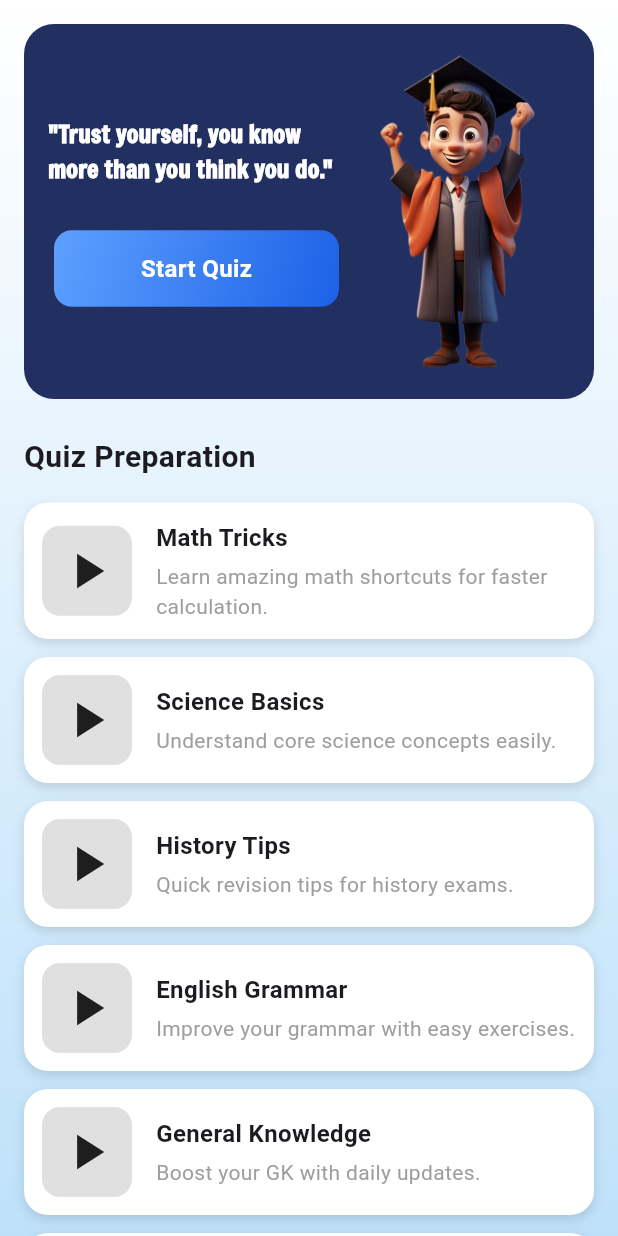
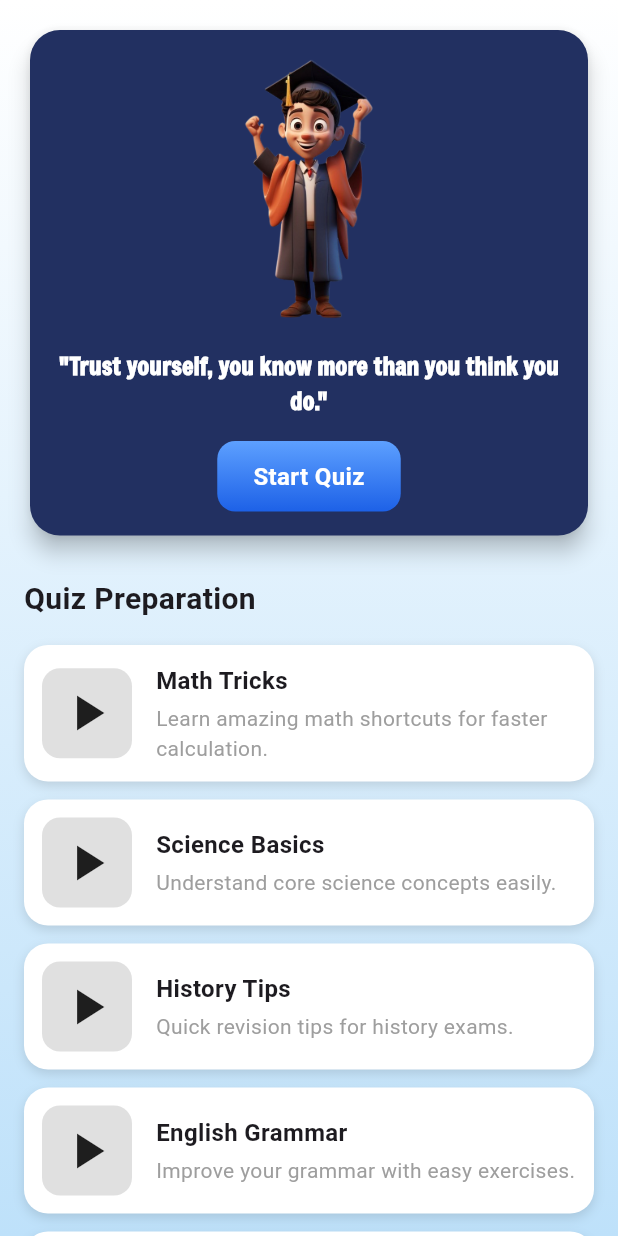
Before and after one commit to PrajwolKhadka/adaptive_quiz, a Flutter app: the HomeScreen screen opened directly, on a phone screen of 412 x 824 dp. Run offline on Flutter 3.47's test engine with Material 3 defaults, Android fonts, the phone set to English and light mode, and no system bars; our stand-ins replace animated_splash_screen, lottie.

Commit message:
Tab view

```diff
--- a/lib/screens/homepage_screen.dart
+++ b/lib/screens/homepage_screen.dart
@@ -31,16 +31,6 @@ class _HomeScreenState extends State<HomeScreen> {
       "title": "English Grammar",
       "desc": "Improve your grammar with easy exercises.",
       "link": "https://www.youtube.com/watch?v=example4"
-    },
-    {
-      "title": "General Knowledge",
-      "desc": "Boost your GK with daily updates.",
-      "link": "https://www.youtube.com/watch?v=example5"
-    },
-    {
-      "title": "General Knowledge",
-      "desc": "Boost your GK with daily updates.",
-      "link": "https://www.youtube.com/watch?v=example5"
     },
     {
       "title": "General Knowledge",
@@ -82,63 +72,99 @@ class _HomeScreenState extends State<HomeScreen> {
             padding: const EdgeInsets.all(16),
             child: Column(
               crossAxisAlignment: CrossAxisAlignment.start,
-              children: [ Container(
-                  height: 250,
-                  padding: const EdgeInsets.all(16),
-                  decoration: BoxDecoration(
-                    color: Color(0xFF223061),
+              children: [
+                Card(
+                  elevation: 6,
+                  shape: RoundedRectangleBorder(
                     borderRadius: BorderRadius.circular(20),
                   ),
-                  child: Row(
+                  color: const Color(0xFF223061),
+                  child: Padding(
+                    padding: const EdgeInsets.all(16),
+                    child: LayoutBuilder(
+                      builder: (context, constraints) {
+                        final isWide = constraints.maxWidth > 600;
+                        return isWide
+                            ? Row(
                           children: [
                             Expanded(
                               child: Column(
-                          crossAxisAlignment: CrossAxisAlignment.start,
+                                crossAxisAlignment: CrossAxisAlignment.center,
                                 mainAxisAlignment: MainAxisAlignment.center,
-                          mainAxisSize: MainAxisSize.min,
                                 children: [
                                   const Text(
+                                    '"Trust yourself, you know more than\nyou think you do."',
+                                    style: TextStyle(
+                                      fontSize: 32,
+                                      fontWeight: FontWeight.bold,
+                                      color: Colors.white,
+                                      fontFamily: 'Freeman',
+                                    ),
+                                    textAlign: TextAlign.center,
+                                  ),
+                                  const SizedBox(height: 20),
+                                  MyGradientButton(
+                                    text: "Start Quiz",
+                                    onPressed: () {},
+                                    color: Colors.transparent,
+                                    gradient: const LinearGradient(
+                                      colors: [Color(0xFF5DA0FF), Color(0xFF1D61E7)],
+                                      begin: Alignment.topCenter,
+                                      end: Alignment.bottomCenter,
+                                    ),
+                                    fontSize: 26,
+                                    paddingHorizontal: 40,
+                                    paddingVertical: 20,
+                                  ),
+                                ],
+                              ),
+                            ),
+                            const SizedBox(width: 16),
+                            SizedBox(
+                              width: 300,
+                              height: 280,
+                              child: Image.asset(
+                                'assets/image/graduate_child.png',
+                                fit: BoxFit.contain,
+                              ),
+                            ),
+                          ],
+                        )
+                            : Column(
+                          children: [
+                            SizedBox(
+                              height: 180,
+                              child: Image.asset(
+                                'assets/image/graduate_child.png',
+                                fit: BoxFit.contain,
+                              ),
+                            ),
+                            const SizedBox(height: 16),
+                            const Text(
                               '"Trust yourself, you know more than you think you do."',
-                              textAlign: TextAlign.left,
                               style: TextStyle(
                                 fontSize: 16,
                                 fontWeight: FontWeight.bold,
                                 color: Colors.white,
                                 fontFamily: 'Freeman',
                               ),
+                              textAlign: TextAlign.center,
                             ),
-                            const SizedBox(height: 30),
-                            Align(
-                              alignment: Alignment.center,
-                              child: Container(
-                                padding: EdgeInsets.all(2),
-                                width: 190,
-                                alignment: Alignment.center,
-                                decoration: BoxDecoration(
-                                  gradient: const LinearGradient(
-                                    colors: [Color(0xFF5DA0FF), Color(0xFF1D61E7)],
-                                    begin: Alignment.topLeft,
-                                    end: Alignment.bottomRight,
-                                  ),
-                                  borderRadius: BorderRadius.circular(12),
-                                ),
-                                child: MyGradientButton(
+                            const SizedBox(height: 16),
+                            MyGradientButton(
                               text: "Start Quiz",
                               onPressed: () {},
                               color: Colors.transparent,
-                                ),
+                              gradient: const LinearGradient(
+                                colors: [Color(0xFF5DA0FF), Color(0xFF1D61E7)],
+                                begin: Alignment.topCenter,
+                                end: Alignment.bottomCenter,
                               ),
                             ),
                           ],
+                        );
+                      },
                     ),
-                      ),
-                      SizedBox(
-                        width: 150,
-                        height: 220,
-                        child: Image.asset('assets/image/graduate_child.png'
-                        ),
-                      ),
-                    ],
                   ),
                 ),
                 const SizedBox(height: 24),
--- a/lib/widget/my_gradient_button.dart
+++ b/lib/widget/my_gradient_button.dart
@@ -5,6 +5,9 @@ class MyGradientButton extends StatelessWidget {
   final VoidCallback onPressed;
   final Gradient? gradient;
   final Color? color;
+  final double? fontSize;
+  final double? paddingVertical;
+  final double? paddingHorizontal;
 
   const MyGradientButton({
     super.key,
@@ -12,6 +15,9 @@ class MyGradientButton extends StatelessWidget {
     required this.onPressed,
     this.gradient,
     this.color,
+    this.fontSize,
+    this.paddingVertical,
+    this.paddingHorizontal,
   });
 
   @override
@@ -19,18 +25,21 @@ class MyGradientButton extends StatelessWidget {
     return GestureDetector(
       onTap: onPressed,
       child: Container(
-        padding: const EdgeInsets.symmetric(vertical: 12, horizontal: 24),
+        padding: EdgeInsets.symmetric(
+          vertical: paddingVertical ?? 12,
+          horizontal: paddingHorizontal ?? 24,
+        ),
         decoration: BoxDecoration(
           gradient: gradient,
-          color: gradient == null ? color ?? Colors.blue : null, // fallback
+          color: gradient == null ? color ?? Colors.blue : null,
           borderRadius: BorderRadius.circular(12),
         ),
         child: Text(
           text,
-          style: const TextStyle(
+          style: TextStyle(
             color: Colors.white,
             fontWeight: FontWeight.bold,
-            fontSize: 16,
+            fontSize: fontSize ?? 16,
           ),
         ),
       ),
```
Lines whose indentation alone changed are shown as unchanged.
